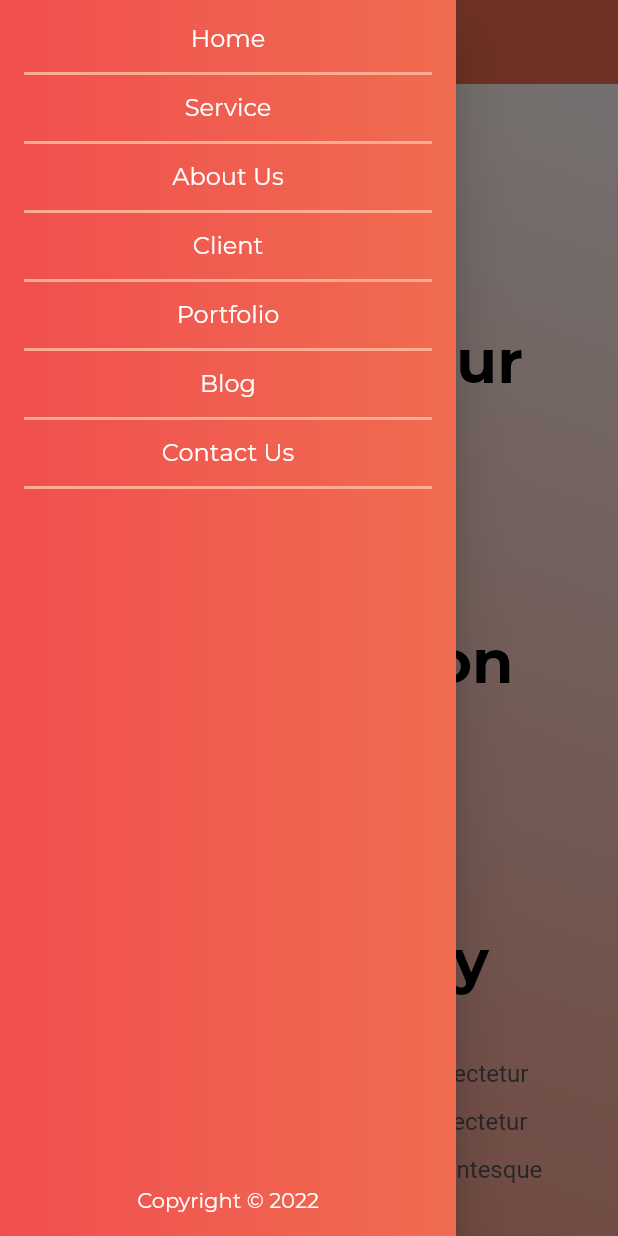
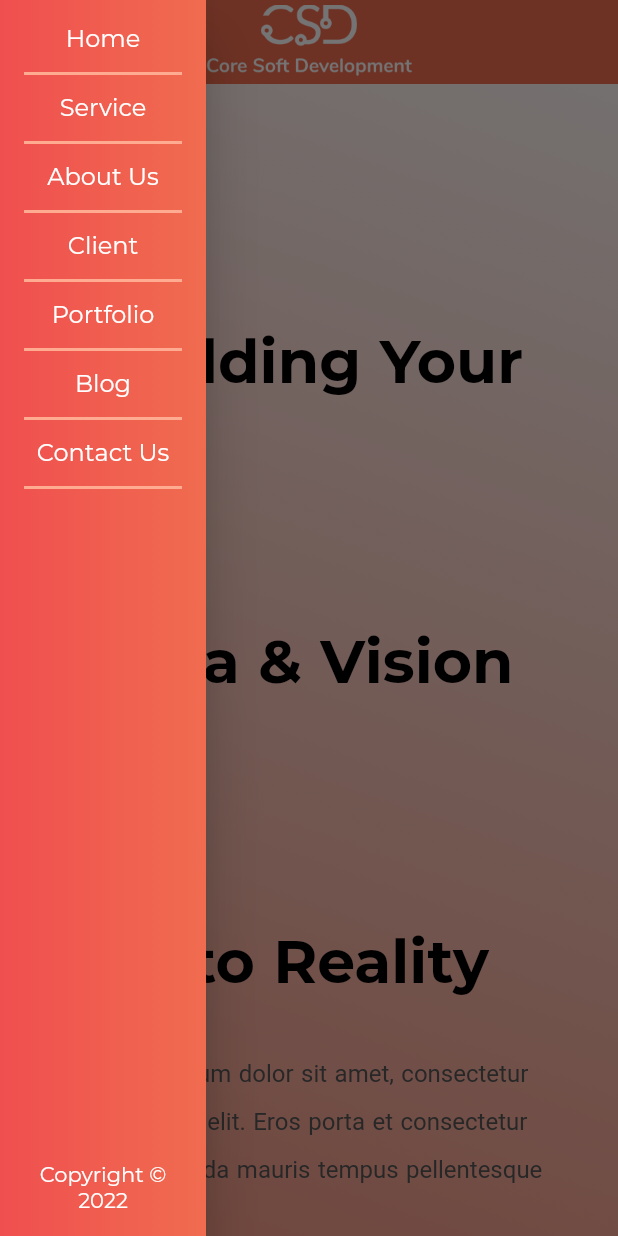
Before and after one commit to Core-Soft-Development/core_website, a Flutter app: the screen it shows after launch, with the side drawer open, on a phone screen of 412 x 824 dp. Run offline on Flutter 3.47's test engine with Material 2 defaults, Android fonts, the phone set to English and light mode, and no system bars; our stand-ins replace font_awesome_flutter, google_maps_flutter; project files that could hold a hidden picture were left out.

Commit message:
[Navbar] responsive

```diff
--- a/lib/config/spacer.dart
+++ b/lib/config/spacer.dart
@@ -5,4 +5,8 @@ SizedBox spacerPortfolio() => SizedBox(height: FrameSize.screenHeight * 0.05);
 
 SizedBox spacerFooter() => const SizedBox(height: 20);
 
+SizedBox spacerTextFooter() => const SizedBox(height: 10);
+
 SizedBox spacerServices() => const SizedBox(width: 32);
+
+SizedBox spacerMenu() => SizedBox(width: FrameSize.screenWidth / 50,);
--- a/lib/screens/home_page.dart
+++ b/lib/screens/home_page.dart
@@ -39,10 +39,11 @@ class _HomePageState extends State<HomePage> {
       backgroundColor: Colors.transparent,
       extendBody: true,
       drawer: const MenuDrawer(),
-      body: NestedScrollView(
+      body: SafeArea(
+        child: NestedScrollView(
           headerSliverBuilder: (context, innerBoxIsScrolled) {
             return [
-            Responsive.isMobile(context) || Responsive.isTablet(context)
+              Responsive.isMobile(context)
                   ? SliverAppBar(
                       iconTheme: const IconThemeData(color: ColorsTheme.hoverColor),
                       backgroundColor: const Color(0XFFF06C4F),
@@ -72,8 +73,9 @@ class _HomePageState extends State<HomePage> {
                 maxWidth: double.infinity,
                 maxHeight: double.infinity,
               ),
-            child: IntrinsicHeight(
-              child: Column(children: const [
+              child: ListView(
+                shrinkWrap: true,
+                children: const [
                 Welcome(),
                 Services(),
                 AboutUs(),
--- a/lib/screens/menu_drawer.dart
+++ b/lib/screens/menu_drawer.dart
@@ -1,3 +1,4 @@
+import 'package:core_website/config/frame_size.dart';
 import 'package:core_website/config/themes/colors_theme.dart';
 import 'package:core_website/widgets/drawer_items.dart';
 import 'package:core_website/config/line_spacer.dart';
@@ -12,8 +13,8 @@ class MenuDrawer extends StatelessWidget {
  * setting up the drawer menu
  */
     return Drawer(
+      width: FrameSize.screenWidth / 3,
       child: Container(
-          //color: ColorsTheme.menuDrawer,
           decoration: const BoxDecoration(
             gradient: LinearGradient(
               colors: ColorsTheme.gradientColor)),
@@ -39,6 +40,7 @@ class MenuDrawer extends StatelessWidget {
                       child: Align(
                     alignment: Alignment.bottomCenter,
                     child: Text('Copyright © 2022',
+                        textAlign: TextAlign.center,
                         style: TextStyle(
                             color: Colors.white, fontSize: 14)),
                   ))
--- a/lib/widgets/text_footer.dart
+++ b/lib/widgets/text_footer.dart
@@ -1,3 +1,4 @@
+import 'package:core_website/config/spacer.dart';
 import 'package:core_website/config/themes/colors_theme.dart';
 import 'package:flutter/material.dart';
 
@@ -14,11 +15,11 @@ Column textFooter(String title, String text, String text1, String text2) {
                               fontWeight: FontWeight.w700,
                               height: 2)),
                     ),
-                    const SizedBox(height: 20),
+                    spacerTextFooter(),
                     Expanded(child: footerTextButton(text)),
-                    const SizedBox(height: 20),
+                    spacerTextFooter(),
                     Expanded(child: footerTextButton(text1)),
-                    const SizedBox(height: 20),
+                    spacerTextFooter(),
                     Expanded(child: footerTextButton(text2)),
                   ],
                 );
```
Also changed, not shown: lib/screens/navbar.dart (+8 -38 lines), lib/utils/ui/responsive.dart (+10 -9 lines), lib/widgets/menu.dart (added, +72 -0 lines). Lines whose indentation alone changed are shown as unchanged.
